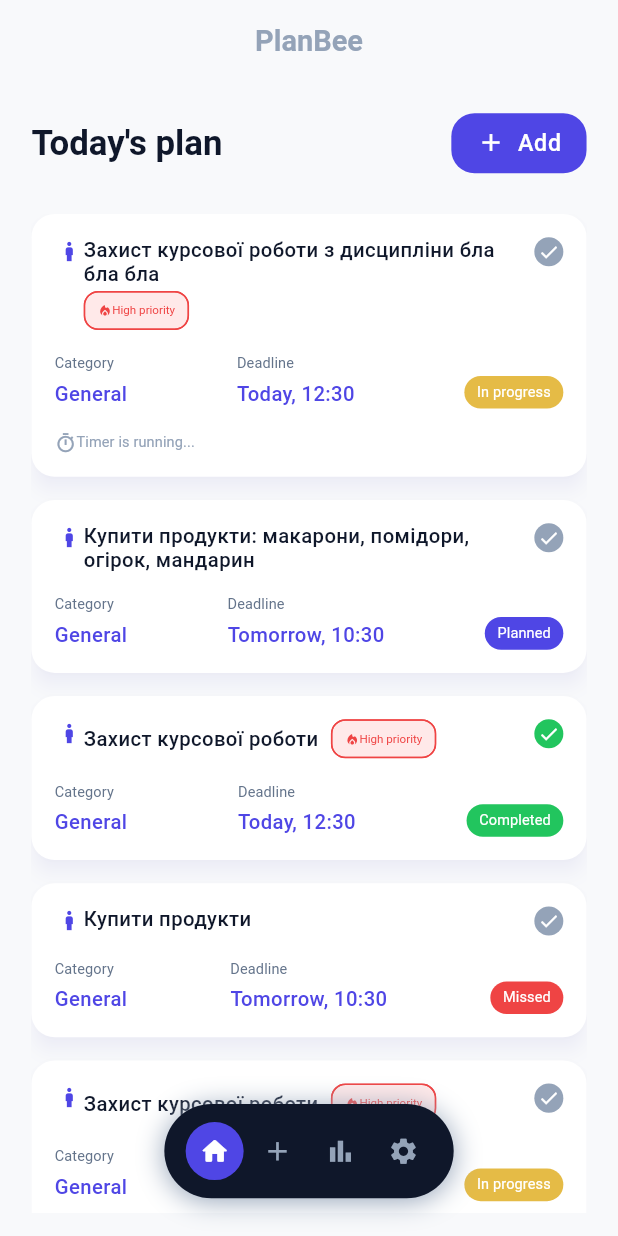
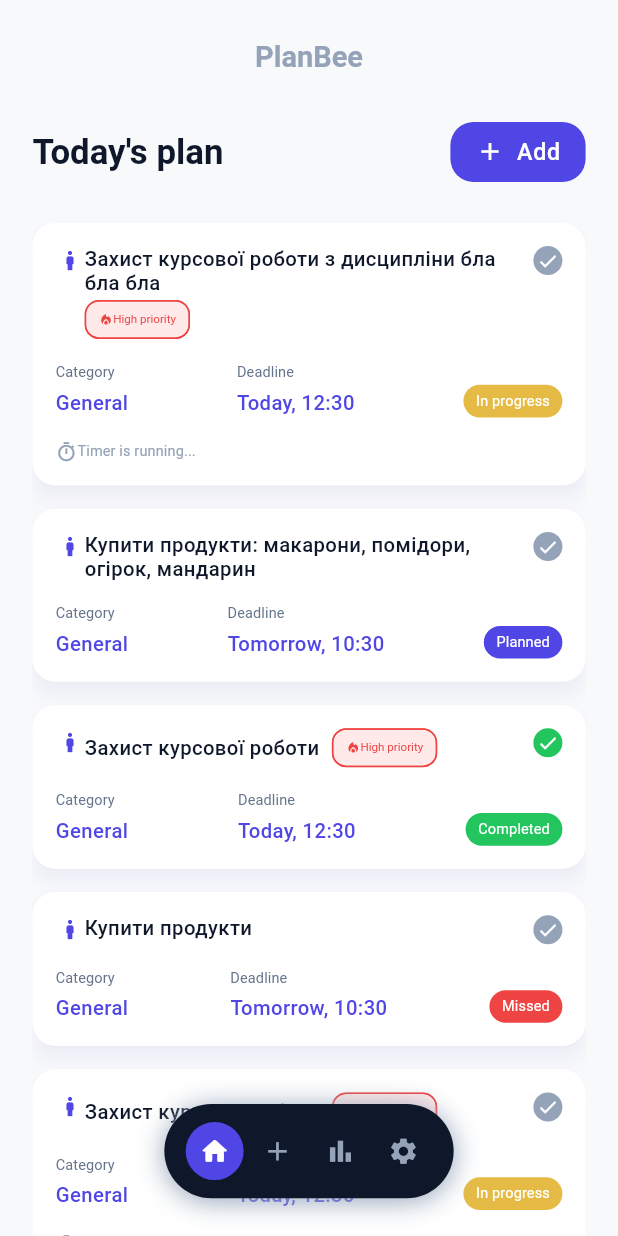
Before and after one commit to jjuulliiaas/PlanBee, a Flutter app: the screen it shows after launch, on a phone screen of 412 x 824 dp. Run offline on Flutter 3.47's test engine with Material 3 defaults, Android fonts, the phone set to English and light mode, and no system bars; our stand-ins replace flutter_screenutil; Roboto replaces fonts that are missing (Manrope).

Commit message:
- add overlay color for elevated button
- change app padding design

- add new buttons style to app theme

- set better app bar design settings, create app bar on the create/edit screen

```diff
--- a/lib/core/theme/app_theme.dart
+++ b/lib/core/theme/app_theme.dart
@@ -35,6 +35,7 @@ class AppTheme {
   static double get radiusSmall => 10.0.r;
   static double get radiusMedium => 12.0.r;
   static double get radiusLarge => 16.0.r;
+
 
   /// Color Scheme
 
@@ -128,6 +129,8 @@ class AppTheme {
       elevation: 0,
       scrolledUnderElevation: 0,
       centerTitle: true,
+        toolbarHeight: 80.h,
+        leadingWidth: 85.w,
       iconTheme: IconThemeData(color: _primaryText),
       titleTextStyle: textTheme.headlineSmall,
       systemOverlayStyle: SystemUiOverlayStyle.dark,
@@ -152,8 +155,33 @@ class AppTheme {
           shape: RoundedRectangleBorder(
             borderRadius: BorderRadius.circular(radiusLarge),
           ),
+          overlayColor: _primaryText,
           textStyle: textTheme.bodyMedium,
         ),
+      ),
+
+      outlinedButtonTheme: OutlinedButtonThemeData(
+        style: OutlinedButton.styleFrom(
+          foregroundColor: _accent,
+          side: BorderSide(color: _accent, width: 1.5),
+          padding: EdgeInsets.symmetric(horizontal: 16.w, vertical: 8.h),
+          shape: RoundedRectangleBorder(
+            borderRadius: BorderRadius.circular(radiusLarge),
+          ),
+            textStyle: textTheme.bodySmall,
+        )
+      ),
+
+      textButtonTheme: TextButtonThemeData(
+        style: TextButton.styleFrom(
+          foregroundColor: _secondaryText,
+          padding: EdgeInsets.symmetric(horizontal: 16.w, vertical: 8.h),
+          shape: RoundedRectangleBorder(
+            borderRadius: BorderRadius.circular(radiusLarge),
+          ),
+          textStyle: textTheme.bodyLarge,
+          overlayColor: _accentSoft
+        )
       ),
 
       inputDecorationTheme: InputDecorationTheme(
--- a/lib/core/utils/app_padding.dart
+++ b/lib/core/utils/app_padding.dart
@@ -10,15 +10,19 @@ class AppPadding {
     if (width >= 1200) return 40.w;
     if (width >= 600) return 24.w;
 
-    return 20.w;
+    double dynamicPadding = width * 0.05;
+    return dynamicPadding.clamp(16.0, 24.0).w;
   }
 
-  static double vertical() => 16.h;
+  static double vertical(BuildContext context) {
+    final topPadding = MediaQuery.of(context).padding.top;
+    return topPadding > 0 ? 12.h : 20.h;
+  }
 
   static EdgeInsets screen(BuildContext context) {
     return EdgeInsets.symmetric(
       horizontal: horizontal(context),
-      vertical: vertical(),
+      vertical: vertical(context),
     );
   }
 
@@ -26,6 +30,8 @@ class AppPadding {
     return EdgeInsets.symmetric(horizontal: horizontal(context));
   }
 
-  static double get cardInternal => 16.r;
+  static EdgeInsets card(BuildContext context) {
+    return EdgeInsets.all(horizontal(context) * 0.8);
+  }
 
 }
--- a/lib/screens/home/body.dart
+++ b/lib/screens/home/body.dart
@@ -3,6 +3,7 @@ import 'package:flutter_screenutil/flutter_screenutil.dart';
 import 'package:planbee/core/utils/app_padding.dart';
 
 import '../../blocks/task/model.dart';
+import '../../routes.dart';
 import 'components/task_card/task_card.dart';
 
 class HomeBody extends StatelessWidget {
@@ -63,8 +64,9 @@ class HomeBody extends StatelessWidget {
     final colorScheme = theme.colorScheme;
 
     return Padding(
-        padding: AppPadding.screen(context),
+        padding: AppPadding.horizontalOnly(context),
         child: Column(
+          mainAxisAlignment: MainAxisAlignment.start,
           children: [
             Row(
               mainAxisAlignment: MainAxisAlignment.spaceBetween,
@@ -74,7 +76,9 @@ class HomeBody extends StatelessWidget {
                   style: textTheme.headlineMedium,
                 ),
                 ElevatedButton.icon(
-                  onPressed: () {},
+                  onPressed: () {
+                    Navigator.pushNamed(context, AppRoutes.create);
+                  },
                   icon: Icon(Icons.add, size: 20.r),
                   label: Text(
                     'Add',
--- a/lib/screens/home/components/task_card/task_card.dart
+++ b/lib/screens/home/components/task_card/task_card.dart
@@ -25,7 +25,6 @@ class TaskCard extends StatelessWidget {
         borderRadius: BorderRadius.circular(AppTheme.radiusLarge),
       ),
       elevation: 5,
-      // shadowColor: Color.lerp(colorScheme.surface, colorScheme.primary, 0.1)!,
       child: Container(
         padding: EdgeInsets.all(16.r),
         child: Column(
--- a/lib/widgets/bottom_bar.dart
+++ b/lib/widgets/bottom_bar.dart
@@ -16,7 +16,7 @@ class CustomBottomBar extends StatelessWidget {
         Navigator.pushReplacementNamed(context, AppRoutes.home);
         break;
       case 1:
-        Navigator.pushReplacementNamed(context, AppRoutes.create);
+        // Navigator.pushReplacementNamed(context, AppRoutes.create);
         break;
       case 2:
         Navigator.pushReplacementNamed(context, AppRoutes.statistics);
```
Also changed, not shown: lib/screens/create_edit_task/body.dart (added, +17 -0 lines), lib/screens/create_edit_task/screen.dart (+19 -4 lines).
